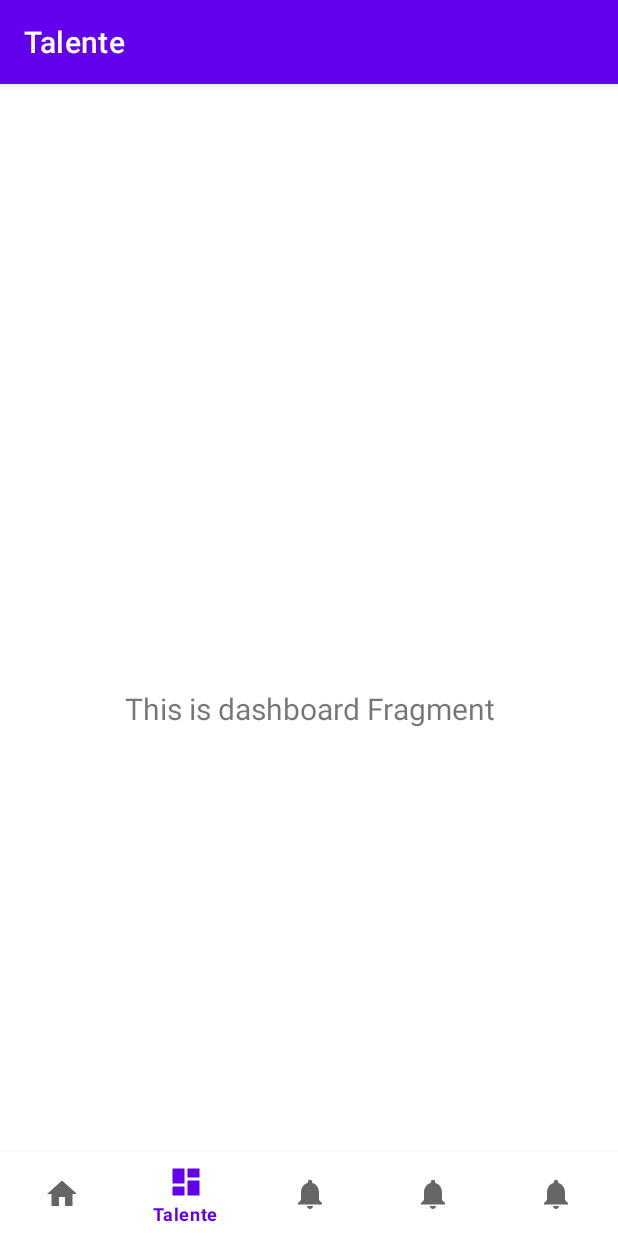
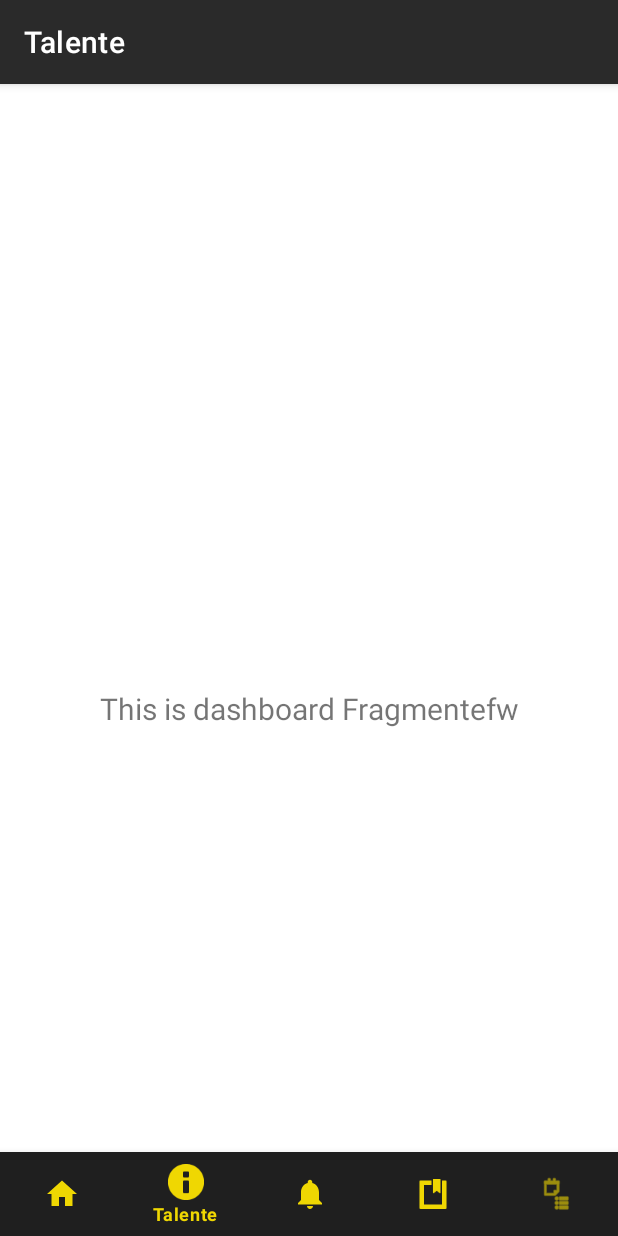
Before and after one commit to Florian2501/SchattenbrecherApp, an Android app: the DashboardFragment screen opened through its navigation route, on a phone screen of 412 x 824 dp. Run offline under Robolectric (Android 15) with nearby library versions, the phone set to English and light mode, and no system bars; our stand-ins replace navigation-ui.

Commit message:
color changes in nav bar

```diff
--- a/app/src/main/java/com/example/schattenbrecherapp/MainActivity.kt
+++ b/app/src/main/java/com/example/schattenbrecherapp/MainActivity.kt
@@ -26,7 +26,7 @@ class MainActivity : AppCompatActivity() {
         // menu should be considered as top level destinations.
         val appBarConfiguration = AppBarConfiguration(
             setOf(
-                R.id.navigation_home, R.id.navigation_dashboard, R.id.navigation_notifications
+                R.id.navigation_home, R.id.navigation_dashboard, R.id.navigation_notifications, R.id.navigation_inventory, R.id.navigation_notes
             )
         )
         setupActionBarWithNavController(navController, appBarConfiguration)
--- a/app/src/main/java/com/example/schattenbrecherapp/ui/dashboard/DashboardViewModel.kt
+++ b/app/src/main/java/com/example/schattenbrecherapp/ui/dashboard/DashboardViewModel.kt
@@ -1,5 +1,6 @@
 package com.example.schattenbrecherapp.ui.dashboard
 
+import android.widget.Button
 import androidx.lifecycle.LiveData
 import androidx.lifecycle.MutableLiveData
 import androidx.lifecycle.ViewModel
@@ -7,7 +8,9 @@ import androidx.lifecycle.ViewModel
 class DashboardViewModel : ViewModel() {
 
     private val _text = MutableLiveData<String>().apply {
-        value = "This is dashboard Fragment"
+        value = "This is dashboard Fragmentefw"
     }
     val text: LiveData<String> = _text
+
+
 }
--- /dev/null
+++ b/app/src/main/res/color/bottom_nav_icon_tint.xml
@@ -0,0 +1,5 @@
+<?xml version="1.0" encoding="utf-8"?>
+<selector xmlns:android="http://schemas.android.com/apk/res/android">
+    <item android:state_checked="true" android:color="?attr/colorSecondary" />
+    <item android:state_checked="false" android:color="?attr/colorSecondary" />
+</selector>
--- a/app/src/main/res/layout/activity_main.xml
+++ b/app/src/main/res/layout/activity_main.xml
@@ -12,11 +12,13 @@
         android:layout_height="wrap_content"
         android:layout_marginStart="0dp"
         android:layout_marginEnd="0dp"
-        android:background="?android:attr/windowBackground"
+        android:background="?attr/colorPrimaryVariant"
         app:layout_constraintBottom_toBottomOf="parent"
         app:layout_constraintLeft_toLeftOf="parent"
         app:layout_constraintRight_toRightOf="parent"
-        app:menu="@menu/bottom_nav_menu" />
+        app:menu="@menu/bottom_nav_menu"
+        app:itemIconTint="@color/bottom_nav_icon_tint"
+        app:itemTextColor="@color/bottom_nav_icon_tint"/>
 
     <fragment
         android:id="@+id/nav_host_fragment_activity_main"
--- a/app/src/main/res/menu/bottom_nav_menu.xml
+++ b/app/src/main/res/menu/bottom_nav_menu.xml
@@ -8,7 +8,7 @@
 
     <item
         android:id="@+id/navigation_dashboard"
-        android:icon="@drawable/ic_dashboard_black_24dp"
+        android:icon="@android:drawable/ic_dialog_info"
         android:title="@string/title_talents" />
 
     <item
@@ -17,11 +17,11 @@
         android:title="@string/title_fight" />
     <item
         android:id="@+id/navigation_inventory"
-        android:icon="@drawable/ic_notifications_black_24dp"
+        android:icon="@android:drawable/ic_input_get"
         android:title="@string/title_inventory" />
     <item
         android:id="@+id/navigation_notes"
-        android:icon="@drawable/ic_notifications_black_24dp"
+        android:icon="@android:drawable/ic_menu_agenda"
         android:title="@string/title_notes" />
 
 </menu>
--- a/app/src/main/res/values/colors.xml
+++ b/app/src/main/res/values/colors.xml
@@ -1,5 +1,10 @@
 <?xml version="1.0" encoding="utf-8"?>
 <resources>
+    <color name="light_grey">#7C7C7C</color>
+    <color name="grey">#2A2A2A</color>
+    <color name="dark_grey">#1F1F1F</color>
+    <color name="yellow">#EFD702</color>
+
     <color name="purple_200">#FFBB86FC</color>
     <color name="purple_500">#FF6200EE</color>
     <color name="purple_700">#FF3700B3</color>
--- a/app/src/main/res/values/themes.xml
+++ b/app/src/main/res/values/themes.xml
@@ -2,15 +2,15 @@
     <!-- Base application theme. -->
     <style name="Theme.SchattenbrecherApp" parent="Theme.MaterialComponents.DayNight.DarkActionBar">
         <!-- Primary brand color. -->
-        <item name="colorPrimary">@color/purple_500</item>
-        <item name="colorPrimaryVariant">@color/purple_700</item>
-        <item name="colorOnPrimary">@color/white</item>
+        <item name="colorPrimary">@color/grey</item>
+        <item name="colorPrimaryVariant">@color/dark_grey</item>
+        <item name="colorOnPrimary">@color/light_grey</item>
         <!-- Secondary brand color. -->
-        <item name="colorSecondary">@color/teal_200</item>
-        <item name="colorSecondaryVariant">@color/teal_700</item>
+        <item name="colorSecondary">@color/yellow</item>
+        <item name="colorSecondaryVariant">@color/white</item>
         <item name="colorOnSecondary">@color/black</item>
         <!-- Status bar color. -->
-        <item name="android:statusBarColor">?attr/colorPrimaryVariant</item>
+        <item name="android:statusBarColor">?attr/colorSecondary</item>
         <!-- Customize your theme here. -->
     </style>
 </resources>
```
